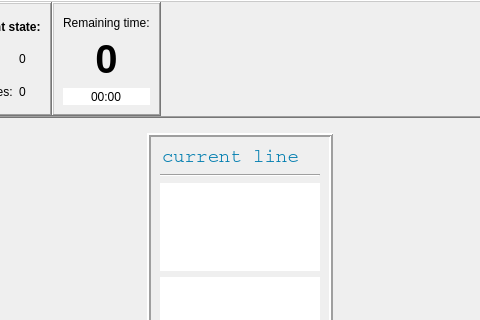
Qt form ui/opentyper.ui (Open-Typer/Open-Typer) before a commit; both pictures show x 529 to 1009 and y 0 to 320 of the 1538 by 700 pixel window.
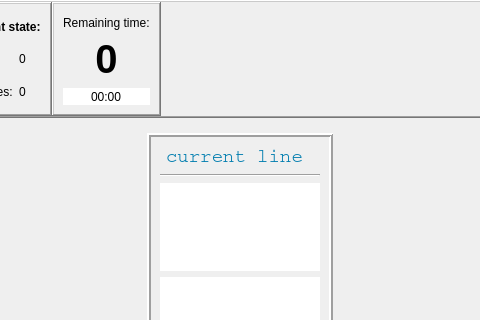
The same form after that commit. Icons and pictures are not drawn. Custom widgets are drawn as their Qt base class.

Commit message: ui: opentyper: Increase exercise line margin

The edit to the form file:
```diff
--- a/ui/opentyper.ui
+++ b/ui/opentyper.ui
@@ -275,7 +275,7 @@
           <item row="1" column="0">
            <widget class="QFrame" name="levelSpace">
             <property name="sizePolicy">
-             <sizepolicy hsizetype="Fixed" vsizetype="Maximum">
+             <sizepolicy hsizetype="Preferred" vsizetype="Fixed">
               <horstretch>0</horstretch>
               <verstretch>0</verstretch>
              </sizepolicy>
@@ -294,7 +294,7 @@
               <number>0</number>
              </property>
              <property name="leftMargin">
-              <number>2</number>
+              <number>6</number>
              </property>
              <property name="topMargin">
               <number>0</number>
```
